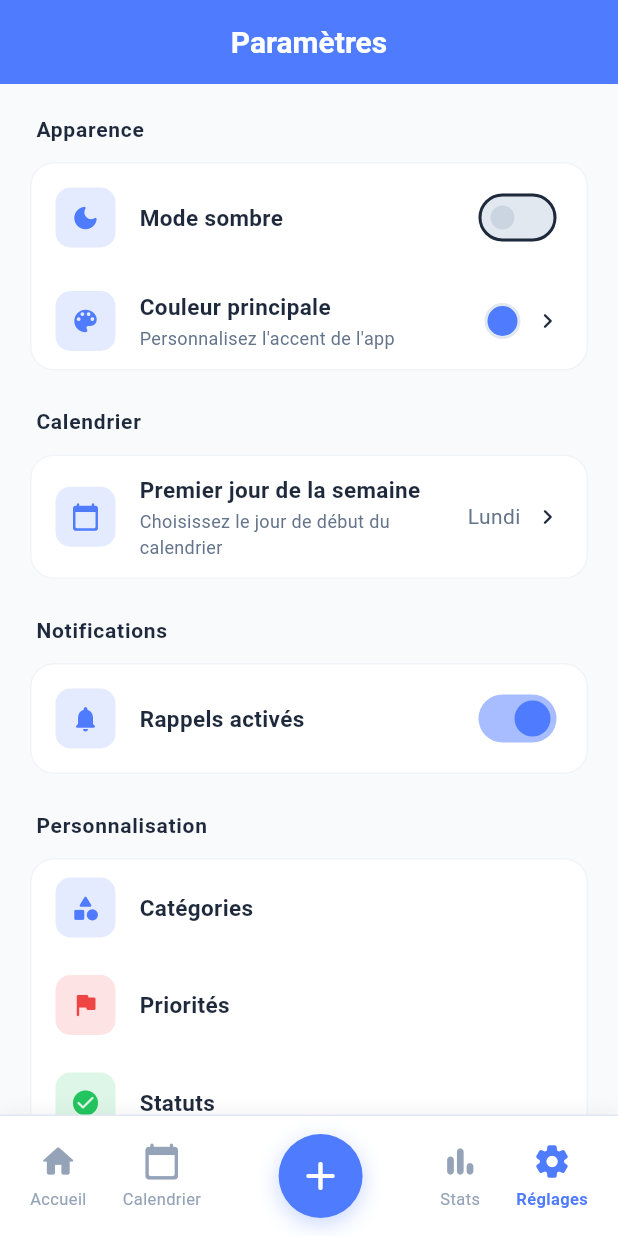
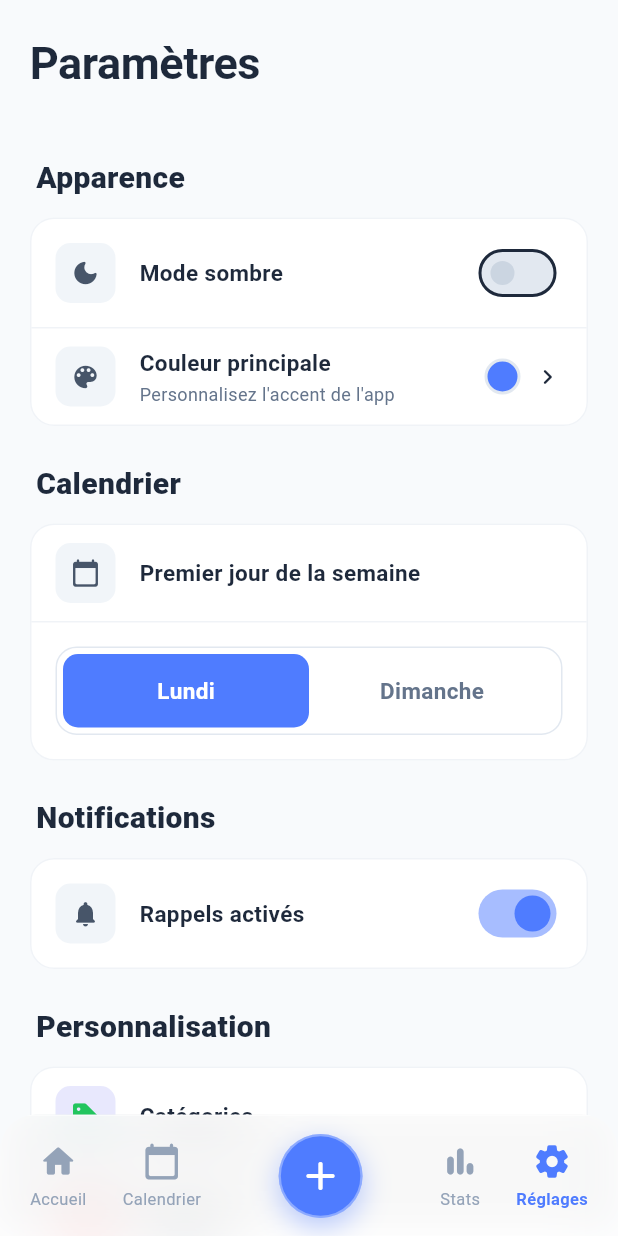
Before and after one commit to AmineIkhedji/Chronos, a Flutter app: the screen it shows after launch, item 5 of the bottom bar chosen, on a phone screen of 412 x 824 dp. Run offline on Flutter 3.47's test engine with Material 3 defaults, Android fonts, the light colour scheme and no system bars; our stand-ins replace flutter_riverpod, isar_community; accounts and stored records are empty; generated files the repository leaves out were written again; statements that could not run were skipped.

Commit message:
Amelioration page settings et header et navbar

```diff
--- a/lib/views/settings_screen.dart
+++ b/lib/views/settings_screen.dart
@@ -1,4 +1,4 @@
-// lib/views/settings_screen.dart (VERSION CORRIGÉE ET FONCTIONNELLE)
+// lib/views/settings_screen.dart (VERSION FIDÈLE À LA MAQUETTE)
 import 'package:flutter/material.dart';
 import 'package:flutter_riverpod/flutter_riverpod.dart';
 import '../widgets/common/custom_app_bar.dart';
@@ -47,9 +47,18 @@ class _SettingsScreenState extends ConsumerState<SettingsScreen> {
 
     return Scaffold(
       backgroundColor: theme.scaffoldBackgroundColor,
+      // Header "plain" fidèle à la maquette : pas de bandeau coloré,
+      // texte gras aligné à gauche sur le fond de la page.
       appBar: CustomAppBar(
         title: 'Paramètres',
         showBackButton: false,
+        centerTitle: false,
+        backgroundColor: theme.scaffoldBackgroundColor,
+        foregroundColor: textColor,
+        elevation: 0,
+        titleFontSize: 30,
+        toolbarHeight: 84,
+        titleSpacing: 20,
       ),
       body: SingleChildScrollView(
         padding: const EdgeInsets.all(20),
@@ -63,7 +72,6 @@ class _SettingsScreenState extends ConsumerState<SettingsScreen> {
               color: cardColor,
               borderColor: borderColor,
               children: [
-                // ✅ Switch Mode sombre CORRIGÉ
                 _buildListTile(
                   leadingIcon: Icons.dark_mode_rounded,
                   title: 'Mode sombre',
@@ -77,8 +85,7 @@ class _SettingsScreenState extends ConsumerState<SettingsScreen> {
                     activeThumbColor: primaryColor,
                   ),
                 ),
-                const Divider(height: 1, color: Colors.transparent),
-                // ✅ Couleur principale CORRIGÉE
+                Divider(height: 1, color: borderColor.withOpacity(0.5)),
                 _buildListTile(
                   leadingIcon: Icons.color_lens_rounded,
                   title: 'Couleur principale',
@@ -116,19 +123,15 @@ class _SettingsScreenState extends ConsumerState<SettingsScreen> {
                 _buildListTile(
                   leadingIcon: Icons.calendar_today_rounded,
                   title: 'Premier jour de la semaine',
-                  subtitle: 'Choisissez le jour de début du calendrier',
-                  trailing: Row(
-                    mainAxisSize: MainAxisSize.min,
-                    children: [
-                      Text(
-                        _dayName(_firstDayOfWeek),
-                        style: TextStyle(color: textSecondary, fontSize: 14),
-                      ),
-                      const SizedBox(width: 8),
-                      const Icon(Icons.chevron_right_rounded, size: 20),
-                    ],
+                ),
+                Divider(height: 1, color: borderColor.withOpacity(0.5)),
+                Padding(
+                  padding: const EdgeInsets.all(16),
+                  child: _buildWeekdayToggle(
+                    primaryColor: primaryColor,
+                    borderColor: borderColor,
+                    inactiveTextColor: textSecondary,
                   ),
-                  onTap: _showFirstDayPicker,
                 ),
               ],
             ),
@@ -166,14 +169,15 @@ class _SettingsScreenState extends ConsumerState<SettingsScreen> {
               color: cardColor,
               borderColor: borderColor,
               children: [
-                // Catégories
+                // Catégories : icône "tag", fond bleu, icône verte (fidèle à la maquette)
                 _buildListTile(
-                  leadingIcon: Icons.category_rounded,
+                  leadingIcon: Icons.sell_rounded,
                   title: 'Catégories',
-                  leadingIconColor: const Color(0xFF4F7CFF),
+                  leadingIconColor: const Color(0xFF22C55E),
+                  iconBgColor: const Color(0xFF6366F1).withOpacity(0.15),
                   onTap: () => _openCustomization(CustomizationKind.categories),
                 ),
-                const Divider(height: 1, color: Colors.transparent),
+                Divider(height: 1, color: borderColor.withOpacity(0.5)),
                 // Priorités
                 _buildListTile(
                   leadingIcon: Icons.flag_rounded,
@@ -181,7 +185,7 @@ class _SettingsScreenState extends ConsumerState<SettingsScreen> {
                   leadingIconColor: const Color(0xFFEF4444),
                   onTap: () => _openCustomization(CustomizationKind.priorities),
                 ),
-                const Divider(height: 1, color: Colors.transparent),
+                Divider(height: 1, color: borderColor.withOpacity(0.5)),
                 // Statuts
                 _buildListTile(
                   leadingIcon: Icons.check_circle_rounded,
@@ -197,44 +201,6 @@ class _SettingsScreenState extends ConsumerState<SettingsScreen> {
         ),
       ),
     );
-  }
-
-  String _dayName(int day) {
-    const names = {
-      DateTime.monday: 'Lundi',
-      DateTime.tuesday: 'Mardi',
-      DateTime.wednesday: 'Mercredi',
-      DateTime.thursday: 'Jeudi',
-      DateTime.friday: 'Vendredi',
-      DateTime.saturday: 'Samedi',
-      DateTime.sunday: 'Dimanche',
-    };
-    return names[day] ?? 'Lundi';
-  }
-
-  Future<void> _showFirstDayPicker() async {
-    final selectedDay = await showDialog<int>(
-      context: context,
-      builder: (dialogContext) => SimpleDialog(
-        title: const Text('Premier jour de la semaine'),
-        children: List.generate(7, (index) {
-          final day = index + 1;
-          return SimpleDialogOption(
-            onPressed: () => Navigator.pop(dialogContext, day),
-            child: Row(
-              children: [
-                Expanded(child: Text(_dayName(day))),
-                if (day == _firstDayOfWeek)
-                  Icon(Icons.check, color: Theme.of(context).primaryColor),
-              ],
-            ),
-          );
-        }),
-      ),
-    );
-    if (selectedDay == null) return;
-    await SettingsRepository().setFirstDayOfWeek(selectedDay);
-    if (mounted) setState(() => _firstDayOfWeek = selectedDay);
   }
 
   void _openCustomization(CustomizationKind kind) {
@@ -253,9 +219,8 @@ class _SettingsScreenState extends ConsumerState<SettingsScreen> {
         title,
         style: TextStyle(
           color: color,
-          fontSize: 14,
-          fontWeight: FontWeight.w600,
-          letterSpacing: 0.5,
+          fontSize: 20,
+          fontWeight: FontWeight.w800,
         ),
       ),
     );
@@ -286,10 +251,20 @@ class _SettingsScreenState extends ConsumerState<SettingsScreen> {
     Widget? trailing,
     VoidCallback? onTap,
     Color? leadingIconColor,
+    Color? iconBgColor,
   }) {
     final theme = Theme.of(context);
     final isDark = ref.watch(darkModeProvider);
     final textSecondary = isDark ? const Color(0xFF94A3B8) : const Color(0xFF64748B);
+
+    // Icône "neutre" par défaut (gris) pour les réglages génériques.
+    // Seuls les items de Personnalisation passent une couleur explicite.
+    final neutralIconBg = isDark ? const Color(0xFF334155) : const Color(0xFFF1F5F9);
+    final neutralIconColor = isDark ? const Color(0xFFCBD5E1) : const Color(0xFF475569);
+
+    final effectiveIconColor = leadingIconColor ?? neutralIconColor;
+    final effectiveBgColor = iconBgColor ??
+        (leadingIconColor != null ? leadingIconColor.withOpacity(0.15) : neutralIconBg);
 
     return InkWell(
       onTap: onTap,
@@ -302,12 +277,12 @@ class _SettingsScreenState extends ConsumerState<SettingsScreen> {
               width: 40,
               height: 40,
               decoration: BoxDecoration(
-                color: (leadingIconColor ?? theme.primaryColor).withOpacity(0.15),
+                color: effectiveBgColor,
                 borderRadius: BorderRadius.circular(10),
               ),
               child: Icon(
                 leadingIcon,
-                color: leadingIconColor ?? theme.primaryColor,
+                color: effectiveIconColor,
                 size: 20,
               ),
             ),
@@ -344,7 +319,79 @@ class _SettingsScreenState extends ConsumerState<SettingsScreen> {
     );
   }
 
-  // ============ DIALOGUE DE SÉLECTION DE COULEUR CORRIGÉ ============
+  // ============ TOGGLE PREMIER JOUR DE LA SEMAINE ============
+  // NB : la maquette ne propose que 2 options (Lundi / Dimanche), alors que
+  // le modèle Settings.firstDayWeek accepte les 7 jours. Si la valeur en
+  // base n'est ni lundi ni dimanche, aucun bouton n'apparaît sélectionné.
+
+  Widget _buildWeekdayToggle({
+    required Color primaryColor,
+    required Color borderColor,
+    required Color inactiveTextColor,
+  }) {
+    return Container(
+      padding: const EdgeInsets.all(4),
+      decoration: BoxDecoration(
+        borderRadius: BorderRadius.circular(14),
+        border: Border.all(color: borderColor),
+      ),
+      child: Row(
+        children: [
+          Expanded(
+            child: _buildDayToggleOption(
+              label: 'Lundi',
+              day: DateTime.monday,
+              primaryColor: primaryColor,
+              inactiveTextColor: inactiveTextColor,
+            ),
+          ),
+          Expanded(
+            child: _buildDayToggleOption(
+              label: 'Dimanche',
+              day: DateTime.sunday,
+              primaryColor: primaryColor,
+              inactiveTextColor: inactiveTextColor,
+            ),
+          ),
+        ],
+      ),
+    );
+  }
+
+  Widget _buildDayToggleOption({
+    required String label,
+    required int day,
+    required Color primaryColor,
+    required Color inactiveTextColor,
+  }) {
+    final isSelected = _firstDayOfWeek == day;
+    return GestureDetector(
+      onTap: () async {
+        if (_firstDayOfWeek == day) return;
+        await SettingsRepository().setFirstDayOfWeek(day);
+        if (mounted) setState(() => _firstDayOfWeek = day);
+      },
+      child: AnimatedContainer(
+        duration: const Duration(milliseconds: 200),
+        padding: const EdgeInsets.symmetric(vertical: 14),
+        alignment: Alignment.center,
+        decoration: BoxDecoration(
+          color: isSelected ? primaryColor : Colors.transparent,
+          borderRadius: BorderRadius.circular(10),
+        ),
+        child: Text(
+          label,
+          style: TextStyle(
+            color: isSelected ? Colors.white : inactiveTextColor,
+            fontWeight: FontWeight.w700,
+            fontSize: 15,
+          ),
+        ),
+      ),
+    );
+  }
+
+  // ============ DIALOGUE DE SÉLECTION DE COULEUR ============
 
   void _showColorPickerDialog(BuildContext context, Color currentColor) {
     final theme = Theme.of(context);
@@ -381,7 +428,6 @@ class _SettingsScreenState extends ConsumerState<SettingsScreen> {
                 ),
               ),
               const SizedBox(height: 20),
-
               Wrap(
                 spacing: 12,
                 runSpacing: 12,
@@ -419,7 +465,6 @@ class _SettingsScreenState extends ConsumerState<SettingsScreen> {
                   );
                 }).toList(),
               ),
-
               const SizedBox(height: 20),
               Align(
                 alignment: Alignment.centerRight,
--- a/lib/widgets/app_scaffold.dart
+++ b/lib/widgets/app_scaffold.dart
@@ -26,10 +26,20 @@ class AppScaffold extends ConsumerWidget {
     final theme = Theme.of(context);
 
     return Scaffold(
+      // ============ IMPORTANT POUR LE GLASSMORPHISM ============
+      // extendBody: true fait passer le contenu SOUS la bottom nav bar.
+      // C'est indispensable pour que le BackdropFilter (flou) de la navbar
+      // ait réellement quelque chose à flouter en transparence, sinon
+      // l'effet "verre" ne fait que montrer une couleur semi-transparente
+      // sur un fond uni, sans profondeur.
+      extendBody: showBottomNav,
       resizeToAvoidBottomInset: resizeToAvoidBottomInset,
       appBar: appBar,
       backgroundColor: backgroundColor ?? theme.scaffoldBackgroundColor,
       body: SafeArea(
+        // bottom: false pour laisser le contenu défiler derrière la navbar
+        // translucide (sinon SafeArea ajoute un padding qui annule l'effet).
+        bottom: !showBottomNav,
         child: Padding(
           padding: padding ?? const EdgeInsets.all(0),
           child: child,
--- a/lib/widgets/bottom_navigation_bar.dart
+++ b/lib/widgets/bottom_navigation_bar.dart
@@ -1,4 +1,5 @@
 // lib/widgets/bottom_navigation_bar.dart
+import 'dart:ui';
 import 'package:flutter/material.dart';
 import 'package:flutter_riverpod/flutter_riverpod.dart';
 import 'theme/theme_colors.dart';
@@ -57,33 +58,42 @@ class ChronosBottomNavigationBar extends ConsumerWidget {
     final selectedTab = ref.watch(selectedTabProvider);
     final isDark = ref.watch(darkModeProvider);
     final userColor = ref.watch(userColorProvider);
-    final primaryColor = Color(ThemeColors.userColors[userColor] ?? ThemeColors.defaultPrimary);
+    final primaryColor =
+        Color(ThemeColors.userColors[userColor] ?? ThemeColors.defaultPrimary);
 
-    // Couleurs
-    final backgroundColor = isDark
-        ? const Color(0xFF1E293B)
-        : const Color(0xFFFFFFFF);
+    // ============ GLASSMORPHISM ============
+    // Fond translucide (pas opaque) : c'est ce qui, combiné au
+    // BackdropFilter ci-dessous, crée l'effet "verre flouté".
+    // Les valeurs de base viennent toujours du thème (surface color),
+    // donc dark/light mode reste respecté automatiquement.
+    final glassColor = isDark
+        ? const Color(0xFF1E293B).withOpacity(0.55)
+        : const Color(0xFFFFFFFF).withOpacity(0.65);
 
-    final inactiveColor = isDark
-        ? const Color(0xFF64748B)
-        : const Color(0xFF94A3B8);
+    final glassBorderColor = isDark
+        ? Colors.white.withOpacity(0.08)
+        : Colors.white.withOpacity(0.5);
 
-    return Container(
+    final inactiveColor =
+        isDark ? const Color(0xFF64748B) : const Color(0xFF94A3B8);
+
+    return ClipRRect(
+      borderRadius: const BorderRadius.vertical(top: Radius.circular(24)),
+      child: BackdropFilter(
+        filter: ImageFilter.blur(sigmaX: 20, sigmaY: 20),
+        child: Container(
           decoration: BoxDecoration(
-        color: backgroundColor,
+            color: glassColor,
+            border: Border(
+              top: BorderSide(color: glassBorderColor, width: 1),
+            ),
             boxShadow: [
               BoxShadow(
-            color: Colors.black.withOpacity(isDark ? 0.3 : 0.05),
-            blurRadius: 10,
-            offset: const Offset(0, -2),
+                color: Colors.black.withOpacity(isDark ? 0.25 : 0.08),
+                blurRadius: 20,
+                offset: const Offset(0, -4),
               ),
             ],
-        border: Border(
-          top: BorderSide(
-            color: isDark ? const Color(0xFF334155) : const Color(0xFFE2E8F0),
-            width: 1,
-          ),
-        ),
           ),
           child: SafeArea(
             child: Padding(
@@ -111,7 +121,7 @@ class ChronosBottomNavigationBar extends ConsumerWidget {
                     inactiveColor: inactiveColor,
                   ),
 
-              // BOUTON CENTRAL FLOTTANT (+)
+                  // BOUTON CENTRAL FLOTTANT (+) — conservé flottant/surélevé
                   Expanded(
                     child: GestureDetector(
                       onTap: () {
@@ -127,11 +137,15 @@ class ChronosBottomNavigationBar extends ConsumerWidget {
                           decoration: BoxDecoration(
                             color: primaryColor,
                             shape: BoxShape.circle,
+                            border: Border.all(
+                              color: Colors.white.withOpacity(0.35),
+                              width: 1.5,
+                            ),
                             boxShadow: [
                               BoxShadow(
-                            color: primaryColor.withOpacity(0.3),
-                            blurRadius: 12,
-                            offset: const Offset(0, 4),
+                                color: primaryColor.withOpacity(0.4),
+                                blurRadius: 16,
+                                offset: const Offset(0, 6),
                               ),
                             ],
                           ),
@@ -165,6 +179,8 @@ class ChronosBottomNavigationBar extends ConsumerWidget {
                     inactiveColor: inactiveColor,
                   ),
                 ],
+              ),
+            ),
           ),
         ),
       ),
--- a/lib/widgets/common/custom_app_bar.dart
+++ b/lib/widgets/common/custom_app_bar.dart
@@ -11,6 +11,12 @@ class CustomAppBar extends ConsumerWidget implements PreferredSizeWidget {
     this.onBackPressed,
     this.leading,
     this.centerTitle = true,
+    this.backgroundColor,
+    this.foregroundColor,
+    this.elevation = 0,
+    this.titleFontSize = 20,
+    this.toolbarHeight = kToolbarHeight,
+    this.titleSpacing,
   });
 
   final String title;
@@ -20,33 +26,65 @@ class CustomAppBar extends ConsumerWidget implements PreferredSizeWidget {
   final Widget? leading;
   final bool centerTitle;
 
+  /// Si non fourni, retombe sur le fond du thème (scaffoldBackgroundColor) —
+  /// c'est ce qui rend le header "minimaliste" et transparent visuellement,
+  /// tout en respectant automatiquement le dark/light mode.
+  final Color? backgroundColor;
+
+  /// Si non fourni, retombe sur la couleur de texte du thème (onBackground),
+  /// qui change automatiquement selon dark/light mode.
+  final Color? foregroundColor;
+
+  final double elevation;
+  final double titleFontSize;
+  final double toolbarHeight;
+  final double? titleSpacing;
+
   @override
   Widget build(BuildContext context, WidgetRef ref) {
     final theme = Theme.of(context);
 
+    // ============ MINIMALISTE ============
+    // Avant : fond plein primaryColor + texte blanc (look "bandeau coloré").
+    // Maintenant : fond = fond du thème, texte/icônes = couleur de texte
+    // du thème → épuré, et 100% synchro avec dark/light mode.
+    final bgColor = backgroundColor ?? theme.scaffoldBackgroundColor;
+    final fgColor = foregroundColor ?? theme.colorScheme.onBackground;
+
     return AppBar(
-      backgroundColor: theme.primaryColor,
-      foregroundColor: Colors.white,
-      elevation: 0,
+      backgroundColor: bgColor,
+      foregroundColor: fgColor,
+      elevation: elevation,
+      scrolledUnderElevation: 0,
+      surfaceTintColor: Colors.transparent,
       centerTitle: centerTitle,
+      titleSpacing: titleSpacing,
+      toolbarHeight: toolbarHeight,
       title: Text(
         title,
-        style: const TextStyle(
-          color: Colors.white,
-          fontSize: 20,
+        style: TextStyle(
+          color: fgColor,
+          fontSize: titleFontSize,
           fontWeight: FontWeight.w600,
+          letterSpacing: -0.3,
         ),
       ),
-      leading: leading ?? (showBackButton
-          ? IconButton(
-              icon: const Icon(Icons.arrow_back_rounded, color: Colors.white),
-              onPressed: onBackPressed ?? () => Navigator.pop(context),
-            )
-          : null),
+      leading: leading ??
+          (showBackButton
+              ? IconButton(
+                  icon: Icon(
+                    Icons.arrow_back_rounded,
+                    color: fgColor,
+                    size: 22,
+                  ),
+                  onPressed: onBackPressed ?? () => Navigator.pop(context),
+                )
+              : null),
+      iconTheme: IconThemeData(color: fgColor, size: 22),
       actions: actions,
     );
   }
 
   @override
-  Size get preferredSize => const Size.fromHeight(kToolbarHeight);
+  Size get preferredSize => Size.fromHeight(toolbarHeight);
 }
```
Lines whose indentation alone changed are shown as unchanged.
